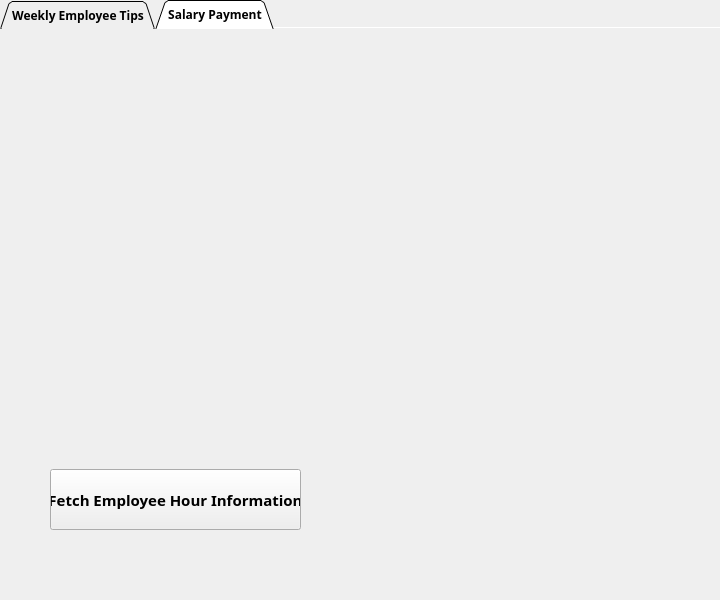
This is lib/pyqt.ui in Xetera/HomebaseScraper as Qt 5 draws it before an edit. The edited form follows.
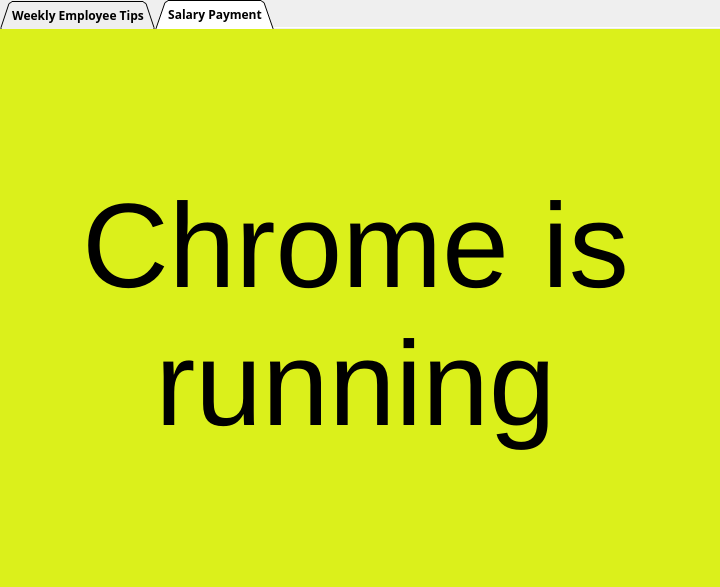
This is the edited form. The open tabs and pages were chosen to show the change.

Diff of the .ui file:
```diff
--- a/lib/pyqt.ui
+++ b/lib/pyqt.ui
@@ -7,7 +7,7 @@
     <x>0</x>
     <y>0</y>
     <width>720</width>
-    <height>600</height>
+    <height>587</height>
    </rect>
   </property>
   <property name="font">
@@ -29,6 +29,9 @@
   <property name="windowTitle">
    <string>Olive Tree Management</string>
   </property>
+  <property name="autoFillBackground">
+   <bool>false</bool>
+  </property>
   <property name="tabPosition">
    <enum>QTabWidget::North</enum>
   </property>
@@ -227,6 +230,81 @@
      <string>Fetch Employee Hour Information</string>
     </property>
    </widget>
+   <widget class="QFrame" name="frame">
+    <property name="geometry">
+     <rect>
+      <x>0</x>
+      <y>0</y>
+      <width>721</width>
+      <height>571</height>
+     </rect>
+    </property>
+    <property name="styleSheet">
+     <string notr="true"/>
+    </property>
+    <property name="frameShape">
+     <enum>QFrame::StyledPanel</enum>
+    </property>
+    <property name="frameShadow">
+     <enum>QFrame::Raised</enum>
+    </property>
+    <widget class="QLabel" name="chrome_freeze_frame">
+     <property name="geometry">
+      <rect>
+       <x>-10</x>
+       <y>0</y>
+       <width>731</width>
+       <height>571</height>
+      </rect>
+     </property>
+     <property name="minimumSize">
+      <size>
+       <width>0</width>
+       <height>0</height>
+      </size>
+     </property>
+     <property name="font">
+      <font>
+       <pointsize>90</pointsize>
+       <underline>false</underline>
+      </font>
+     </property>
+     <property name="cursor">
+      <cursorShape>WaitCursor</cursorShape>
+     </property>
+     <property name="acceptDrops">
+      <bool>false</bool>
+     </property>
+     <property name="toolTip">
+      <string extracomment="Please wait for Chrome to close to proceed"/>
+     </property>
+     <property name="autoFillBackground">
+      <bool>false</bool>
+     </property>
+     <property name="styleSheet">
+      <string notr="true">background: rgb(219, 240, 27);
+</string>
+     </property>
+     <property name="frameShadow">
+      <enum>QFrame::Raised</enum>
+     </property>
+     <property name="text">
+      <string>Chrome is running</string>
+     </property>
+     <property name="scaledContents">
+      <bool>false</bool>
+     </property>
+     <property name="alignment">
+      <set>Qt::AlignCenter</set>
+     </property>
+     <property name="wordWrap">
+      <bool>true</bool>
+     </property>
+     <property name="openExternalLinks">
+      <bool>false</bool>
+     </property>
+    </widget>
+   </widget>
   </widget>
  </widget>
  <resources/>
```
Left out of the diff: 22 changed lines with no effect on the pictures.
